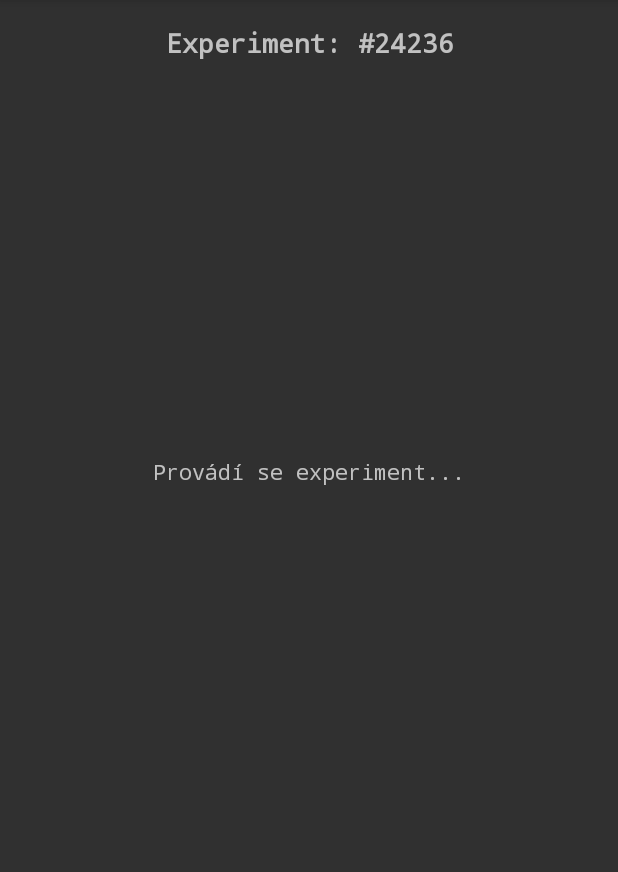
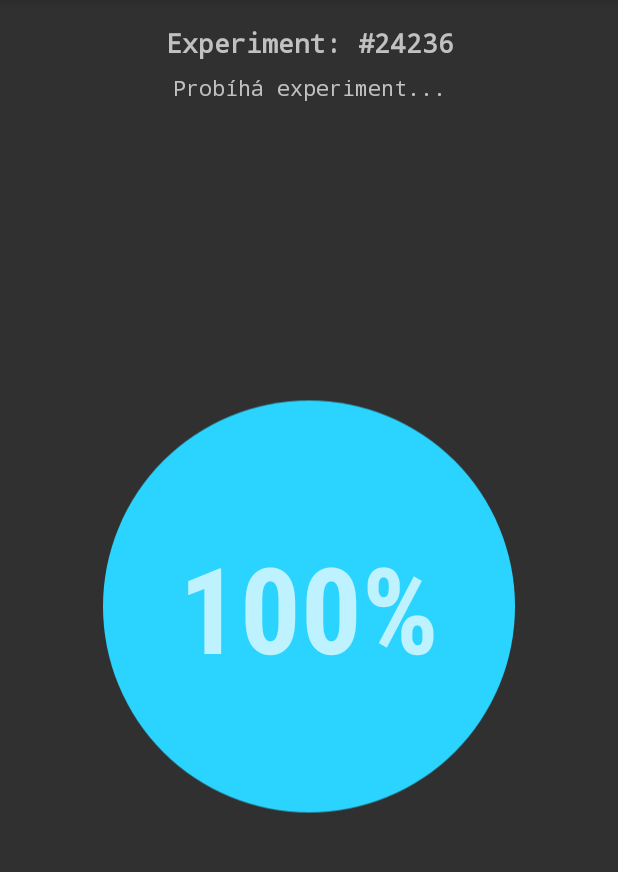
Before and after one commit to poncovka/fusion-reactor-game, an Android app: the screen it shows after launch (ExperimentActivity), after a tap on "NOVÝ EXPERIMENT", on a phone screen of 412 x 824 dp, the part 84-956 px from its top. Run offline under Robolectric (Android 15) with nearby library versions, the phone set to English and light mode, and no system bars; libraries missing offline, so code that uses them is left out: com.google.android.gms; 1 statement that could not run was skipped.

Commit message:
Impove the Run fragment

```diff
--- /dev/null
+++ b/app/src/main/res/drawable/ic_circle.xml
@@ -0,0 +1,9 @@
+<vector xmlns:android="http://schemas.android.com/apk/res/android"
+    android:width="24dp"
+    android:height="24dp"
+    android:viewportWidth="24.0"
+    android:viewportHeight="24.0">
+    <path
+        android:pathData="M12,12m-8,0a8,8 0,1 1,16 0a8,8 0,1 1,-16 0"
+        android:fillColor="#2ad4ff"/>
+</vector>
--- a/app/src/main/res/layout/fragment_run.xml
+++ b/app/src/main/res/layout/fragment_run.xml
@@ -14,14 +14,39 @@
             android:id="@+id/text_view"
             android:layout_width="0dp"
             android:layout_height="wrap_content"
-            android:layout_marginTop="256dp"
             android:fontFamily="monospace"
-            android:text="Provádí se experiment..."
+            android:text="Probíhá experiment..."
             android:textAlignment="center"
             app:layout_constraintBottom_toBottomOf="parent"
-            app:layout_constraintBottom_toTopOf="@+id/load_button"
             app:layout_constraintEnd_toEndOf="parent"
             app:layout_constraintHorizontal_bias="0.0"
+            app:layout_constraintStart_toStartOf="parent"
+            app:layout_constraintTop_toTopOf="parent"
+            app:layout_constraintVertical_bias="0.0" />
+
+        <ImageView
+            android:id="@+id/imageView2"
+            android:layout_width="0dp"
+            android:layout_height="0dp"
+            android:src="@drawable/ic_circle"
+            app:layout_constraintBottom_toBottomOf="parent"
+            app:layout_constraintEnd_toEndOf="parent"
+            app:layout_constraintHorizontal_bias="0.0"
+            app:layout_constraintStart_toStartOf="parent"
+            app:layout_constraintTop_toTopOf="parent"
+            app:layout_constraintVertical_bias="1.0" />
+
+        <TextView
+            android:id="@+id/textView2"
+            android:layout_width="0dp"
+            android:layout_height="wrap_content"
+            android:fontFamily="sans-serif-condensed"
+            android:text="100%"
+            android:textAlignment="center"
+            android:textSize="80dp"
+            android:textStyle="bold"
+            app:layout_constraintBottom_toBottomOf="parent"
+            app:layout_constraintEnd_toEndOf="parent"
             app:layout_constraintStart_toStartOf="parent"
             app:layout_constraintTop_toTopOf="parent" />
 
```
